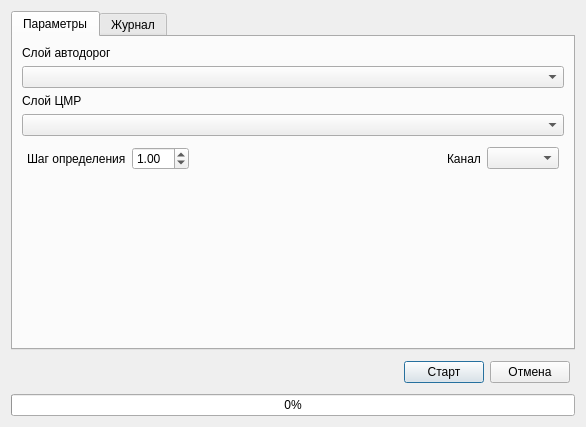
Old version of the form dem_road_analysis_dialog_base.ui in the repository DmitryDobr/Dem-Road-Calculator-QGIS-Plugin.
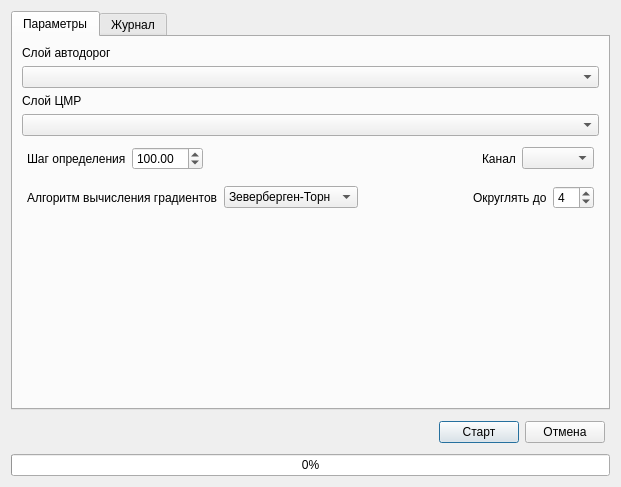
New version of the form. The open tabs and pages were chosen to show the change. Custom widgets are drawn as their Qt base class.

Patch:
```diff
--- a/dem_road_analysis_dialog_base.ui
+++ b/dem_road_analysis_dialog_base.ui
@@ -6,8 +6,8 @@
    <rect>
     <x>0</x>
     <y>0</y>
-    <width>586</width>
-    <height>427</height>
+    <width>621</width>
+    <height>487</height>
    </rect>
   </property>
   <property name="windowTitle">
@@ -76,7 +76,7 @@
       <string notr="true"/>
      </property>
      <property name="currentIndex">
-      <number>0</number>
+      <number>1</number>
      </property>
      <widget class="QWidget" name="tab_params">
       <property name="styleSheet">
@@ -93,8 +93,8 @@
          </property>
         </widget>
        </item>
-       <item row="3" column="0">
-        <widget class="QgsMapLayerComboBox" name="mMapLayerComboBox_DEM"/>
+       <item row="1" column="0">
+        <widget class="QgsMapLayerComboBox" name="mMapLayerComboBox_lines"/>
        </item>
        <item row="2" column="0">
         <widget class="QLabel" name="label_2">
@@ -104,20 +104,82 @@
         </widget>
        </item>
        <item row="5" column="0">
-        <spacer name="verticalSpacer">
-         <property name="orientation">
-          <enum>Qt::Vertical</enum>
+        <layout class="QHBoxLayout" name="horizontalLayout_3">
+         <property name="leftMargin">
+          <number>5</number>
          </property>
-         <property name="sizeHint" stdset="0">
-          <size>
-           <width>20</width>
-           <height>40</height>
-          </size>
+         <property name="topMargin">
+          <number>5</number>
          </property>
-        </spacer>
-       </item>
-       <item row="1" column="0">
-        <widget class="QgsMapLayerComboBox" name="mMapLayerComboBox_lines"/>
+         <property name="rightMargin">
+          <number>5</number>
+         </property>
+         <property name="bottomMargin">
+          <number>5</number>
+         </property>
+         <item>
+          <widget class="QLabel" name="label_5">
+           <property name="text">
+            <string>Алгоритм вычисления градиентов</string>
+           </property>
+          </widget>
+         </item>
+         <item>
+          <widget class="QComboBox" name="comboBox_algorytm">
+           <property name="sizePolicy">
+            <sizepolicy hsizetype="Preferred" vsizetype="Fixed">
+             <horstretch>0</horstretch>
+             <verstretch>0</verstretch>
+            </sizepolicy>
+           </property>
+           <item>
+            <property name="text">
+             <string>Зеверберген-Торн</string>
+            </property>
+           </item>
+           <item>
+            <property name="text">
+             <string>Средний вес</string>
+            </property>
+           </item>
+           <item>
+            <property name="text">
+             <string>3FDWRSD</string>
+            </property>
+           </item>
+          </widget>
+         </item>
+         <item>
+          <spacer name="horizontalSpacer_3">
+           <property name="orientation">
+            <enum>Qt::Horizontal</enum>
+           </property>
+           <property name="sizeHint" stdset="0">
+            <size>
+             <width>40</width>
+             <height>20</height>
+            </size>
+           </property>
+          </spacer>
+         </item>
+         <item>
+          <widget class="QLabel" name="label_6">
+           <property name="text">
+            <string>Округлять до</string>
+           </property>
+          </widget>
+         </item>
+         <item>
+          <widget class="QSpinBox" name="spinBox_roundVal">
+           <property name="maximum">
+            <number>10</number>
+           </property>
+           <property name="value">
+            <number>4</number>
+           </property>
+          </widget>
+         </item>
+        </layout>
        </item>
        <item row="4" column="0">
         <layout class="QHBoxLayout" name="horizontalLayout_2">
@@ -142,9 +204,15 @@
          </item>
          <item>
           <widget class="QDoubleSpinBox" name="doubleSpinBox_sample">
-           <property name="value">
+           <property name="minimum">
             <double>1.000000000000000</double>
            </property>
+           <property name="maximum">
+            <double>1000.000000000000000</double>
+           </property>
+           <property name="value">
+            <double>100.000000000000000</double>
+           </property>
           </widget>
          </item>
          <item>
@@ -172,6 +240,22 @@
          </item>
         </layout>
        </item>
+       <item row="6" column="0">
+        <spacer name="verticalSpacer">
+         <property name="orientation">
+          <enum>Qt::Vertical</enum>
+         </property>
+         <property name="sizeHint" stdset="0">
+          <size>
+           <width>20</width>
+           <height>40</height>
+          </size>
+         </property>
+        </spacer>
+       </item>
+       <item row="3" column="0">
+        <widget class="QgsMapLayerComboBox" name="mMapLayerComboBox_DEM"/>
+       </item>
       </layout>
      </widget>
      <widget class="QWidget" name="tab_journal">
@@ -182,6 +266,42 @@
        <item row="0" column="0">
         <widget class="QTextEdit" name="textEdit_log"/>
        </item>
+       <item row="1" column="0">
+        <layout class="QHBoxLayout" name="horizontalLayout_4">
+         <property name="leftMargin">
+          <number>5</number>
+         </property>
+         <property name="topMargin">
+          <number>5</number>
+         </property>
+         <property name="rightMargin">
+          <number>5</number>
+         </property>
+         <property name="bottomMargin">
+          <number>5</number>
+         </property>
+         <item>
+          <spacer name="horizontalSpacer_4">
+           <property name="orientation">
+            <enum>Qt::Horizontal</enum>
+           </property>
+           <property name="sizeHint" stdset="0">
+            <size>
+             <width>40</width>
+             <height>20</height>
+            </size>
+           </property>
+          </spacer>
+         </item>
+         <item>
+          <widget class="QPushButton" name="pushButton_clearLog">
+           <property name="text">
+            <string>Очистить Лог</string>
+           </property>
+          </widget>
+         </item>
+        </layout>
+       </item>
       </layout>
      </widget>
     </widget>
```
